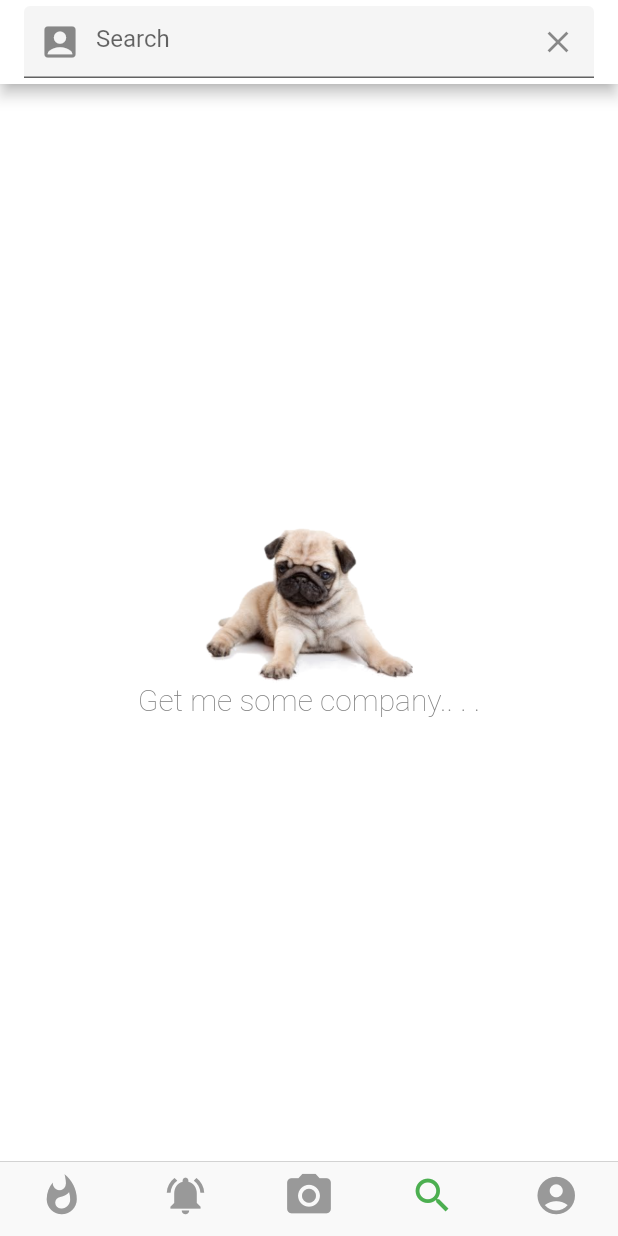
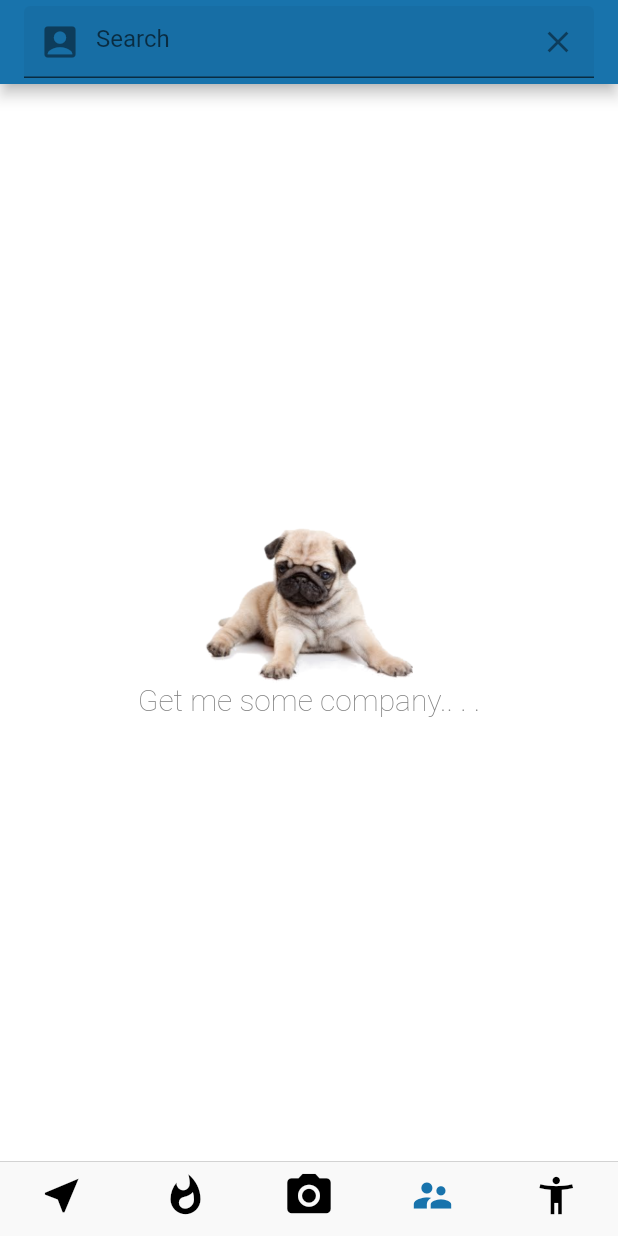
Before and after one commit to vorishirne/instagram-dogy, a Flutter app: the screen it shows once a user with an empty profile is signed in, swiped to page 4, on a phone screen of 412 x 824 dp. Run offline on Flutter 3.47's test engine with Material 2 defaults, Android fonts, the phone set to English and light mode, and no system bars; our stand-ins replace cached_network_image, cloud_firestore, firebase_auth, flushbar, flutter_signin_button, font_awesome_flutter and 2 more; missing offline and left inert: transformer_page_view; accounts and stored records are empty.

Commit message:
the default base changes for search user functionality

```diff
--- a/lib/homyz.dart
+++ b/lib/homyz.dart
@@ -1,3 +1,4 @@
+import 'package:cloud_firestore/cloud_firestore.dart';
 import 'package:dodogy_challange/pages/activity_feed.dart';
 import 'package:dodogy_challange/pages/profile.dart';
 import 'package:dodogy_challange/pages/search.dart';
@@ -8,11 +9,18 @@ import 'package:firebase_auth/firebase_auth.dart';
 
 FirebaseAuth _auth = FirebaseAuth.instance;
 class homy extends StatefulWidget{
+  final FirebaseUser user;
+  homy
+      (FirebaseUser this.user);
   @override
   homystate createState() => homystate();
 }
 
 class homystate extends State<homy> {
+  FirebaseUser curUser;
+  CollectionReference usersRef;
+  CollectionReference postsRef;
+  CollectionReference connsRef;
   PageController pageController;
   int pageIndex = 0;
 
@@ -20,6 +28,12 @@ class homystate extends State<homy> {
   void initState() {
     super.initState();
     pageController = PageController();
+    curUser = widget.user;
+    usersRef =  Firestore.instance.collection('users');
+    postsRef =  Firestore.instance.collection('posts');
+    connsRef =  Firestore.instance.collection('connections');
+
+
   }
 
   @override
@@ -48,10 +62,9 @@ class homystate extends State<homy> {
   }
 
   onTap(int pageIndex) {
-    pageController.animateToPage(
+    pageController.jumpToPage(
       pageIndex,
-      duration: Duration(milliseconds: 300),
-      curve: Curves.easeInOut,
+
     );
   }
 
@@ -71,8 +84,8 @@ class homystate extends State<homy> {
             },
           ),
           ActivityFeed(),
-          Upload(),
-          Search(),
+          Upload(curUser,usersRef,postsRef),
+          Search(usersRef),
           Profile(),
         ],
         controller: pageController,
@@ -82,18 +95,19 @@ class homystate extends State<homy> {
       bottomNavigationBar: CupertinoTabBar(
           currentIndex: pageIndex,
           onTap: onTap,
-          activeColor: Theme.of(context).primaryColor,
+          activeColor: Color.fromRGBO(24, 115, 172, 1),
+          inactiveColor: Colors.black,
           items: [
+            BottomNavigationBarItem(icon: Icon(Icons.near_me)),
             BottomNavigationBarItem(icon: Icon(Icons.whatshot)),
-            BottomNavigationBarItem(icon: Icon(Icons.notifications_active)),
             BottomNavigationBarItem(
               icon: Icon(
                 Icons.photo_camera,
                 size: 35.0,
               ),
             ),
-            BottomNavigationBarItem(icon: Icon(Icons.search)),
-            BottomNavigationBarItem(icon: Icon(Icons.account_circle)),
+            BottomNavigationBarItem(icon: Icon(Icons.supervisor_account)),
+            BottomNavigationBarItem(icon: Icon(Icons.accessibility_new)),
           ]),
     );
   }
--- a/lib/loginWall/LoginWidget.dart
+++ b/lib/loginWall/LoginWidget.dart
@@ -1,4 +1,5 @@
 import 'package:dodogy_challange/homyz.dart';
+import 'package:dodogy_challange/sample_pagge.dart';
 import 'package:flutter/material.dart';
 import 'package:flutter_login/flutter_login.dart';
 import 'login_screen.dart';
@@ -78,7 +79,7 @@ class LoginWidg extends State<LoginWidget> {
           lg: widget.lg,
           lt: widget.lt,
             vexkey: widget.vexkey),
-        "/homy": (context) => homy(),
+        "/homy": (context) => sample_pagge(),
       },
     );
   }
--- a/lib/loginWall/login_screen.dart
+++ b/lib/loginWall/login_screen.dart
@@ -1,4 +1,5 @@
 import 'package:dodogy_challange/homyz.dart';
+import 'package:dodogy_challange/sample_pagge.dart';
 import 'package:flutter/scheduler.dart' show timeDilation;
 import 'package:flutter/material.dart';
 import 'package:flutter_login/flutter_login.dart';
@@ -201,7 +202,8 @@ class LoginScree extends State<LoginScreen> {
       },
       onSubmitAnimationCompleted: () {
         Navigator.of(context).pushReplacement(FadePageRoute(
-          builder: (context) => homy(),
+          builder: (context) => sample_pagge(),
+
         ));
       },
       onRecoverPassword: (name) {
--- a/lib/main.dart
+++ b/lib/main.dart
@@ -33,7 +33,7 @@ class StatefulApp extends StatefulWidget {
 
 FirebaseAuth _auth = FirebaseAuth.instance;
 final usersRef = Firestore.instance.collection('users');
-
+FirebaseUser cUser ;
 class MyApp extends State<StatefulApp> {
   GoogleSignInAccount _currentUser;
   String _message = '';
@@ -50,12 +50,14 @@ class MyApp extends State<StatefulApp> {
 
       if (user == null) {
         stale="out";
+        cUser=user;
         setState(() {
           signed = "false";
           _verificationId = "";
         });
       } else {
         stale=="in";
+        cUser=user;
         createUserInFirestore();
         setState(() {
           signed = "true";
@@ -106,7 +108,7 @@ class MyApp extends State<StatefulApp> {
       usersRef.document(user.uid).setData({
         "id": user.uid,
         "username": username,
-        "photoUrl": "",
+        "photoUrl": user.photoUrl,
         "email": "",
         "displayName": "",
         "bio": "",
@@ -131,7 +133,7 @@ class MyApp extends State<StatefulApp> {
       });
       Navigator.of(context).popUntil((route) => route.isFirst);
       return Navigator.of(context).pushReplacement(
-          MaterialPageRoute(builder: (BuildContext context) => homy()));
+          MaterialPageRoute(builder: (BuildContext context) => homy(cUser)));
     };
 
     final PhoneVerificationFailed verificationFailed =
@@ -292,7 +294,7 @@ class MyApp extends State<StatefulApp> {
   }
 Widget choose(){
     if(signed=="true"){
-      return homy();
+      return homy(cUser);
     }
     if (signed=="false"){
       return loginPage();
@@ -304,7 +306,7 @@ Widget choose(){
     return MaterialApp(
       title: 'Dodogy',
       theme: ThemeData(
-        primarySwatch: Colors.green,
+        primarySwatch: createMaterialColor(Colors.white),
       ),
       home: choose(),
     );
@@ -313,14 +315,6 @@ Widget choose(){
 
 GlobalKey<AnimatedTextFormFieldState> vexkey =
     GlobalKey<AnimatedTextFormFieldState>();
-
-Future<void> fLogin() {
-  print("logged in viax fb");
-}
-
-Future<void> tLogin() {
-  print("logged in viax tw");
-}
 
 class SexyText extends StatefulWidget {
   final List<Color> clrs;
@@ -417,3 +411,23 @@ class SignBut extends StatelessWidget {
             )));
   }
 }
+
+MaterialColor createMaterialColor(Color color) {
+  List strengths = <double>[.05];
+  Map swatch = <int, Color>{};
+  final int r = color.red, g = color.green, b = color.blue;
+
+  for (int i = 1; i < 10; i++) {
+    strengths.add(0.1 * i);
+  }
+  strengths.forEach((strength) {
+    final double ds = 0.5 - strength;
+    swatch[(strength * 1000).round()] = Color.fromRGBO(
+      r,
+      g,
+      b,
+      1,
+    );
+  });
+  return MaterialColor(color.value, swatch);
+}
--- a/lib/pages/create_account.dart
+++ b/lib/pages/create_account.dart
@@ -32,6 +32,7 @@ class _CreateAccountState extends State<CreateAccount> {
     return Scaffold(
       key: _scaffoldKey,
       appBar: header(context,
+
           titleText: "Set up your profile", removeBackButton: true),
       body: ListView(
         children: <Widget>[
@@ -80,7 +81,7 @@ class _CreateAccountState extends State<CreateAccount> {
                     height: 50.0,
                     width: 350.0,
                     decoration: BoxDecoration(
-                      color: Colors.blue,
+                      color: Color.fromRGBO(24, 115, 172, 1),
                       borderRadius: BorderRadius.circular(7.0),
                     ),
                     child: Center(
--- a/lib/pages/home.dart
+++ b/lib/pages/home.dart
@@ -106,8 +106,8 @@ class _HomeState extends State<Home> {
             onPressed: logout,
           ),
           ActivityFeed(),
-          Upload(),
-          Search(),
+          //Upload(),
+          //Search(),
           Profile(),
         ],
 //        controller: pageController,
```
Also changed, not shown: lib/pages/search.dart (+34 -29 lines), lib/pages/upload.dart (+7 -0 lines).
